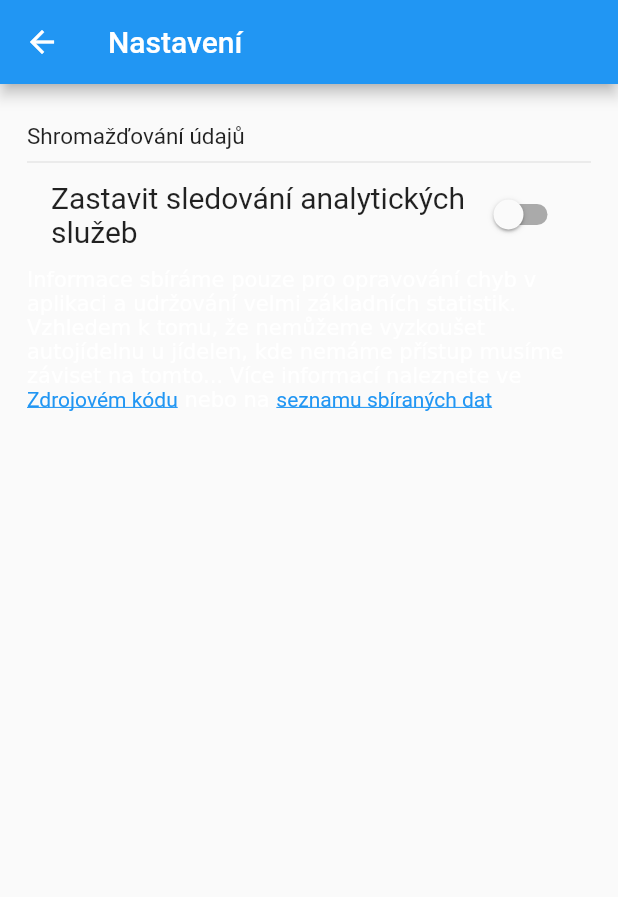
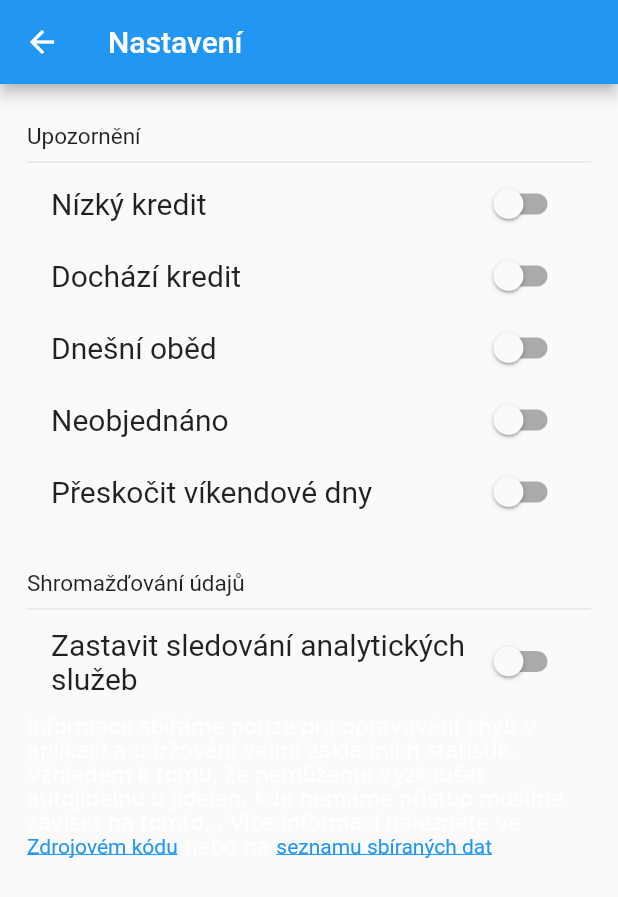
Before and after one commit to App-Elevate/AUT.aplikace-legacy, a Flutter app: the AnalyticSettingsPage screen opened directly, on a phone screen of 412 x 824 dp. Shown: the top 897 px of the screen. Run offline on Flutter 3.47's test engine with Material 2 defaults, Android fonts, the phone set to English and light mode, and no system bars; our stand-ins replace device_info_plus, dio, firebase_analytics, firebase_core, firebase_crashlytics, flutter_secure_storage and 6 more; missing offline and left inert: canteenlib, install_plugin, markdown; accounts and stored records are empty; network calls fail.

Commit message:
more buttons in setting

```diff
--- a/lib/classes_enums/all.dart
+++ b/lib/classes_enums/all.dart
@@ -1,3 +1,5 @@
+import 'package:flutter/foundation.dart';
+
 import './../every_import.dart';
 
 ///enum pro výběr stránky v navigačním menu
@@ -235,3 +237,15 @@ class SwitchAccountVisible {
     visibilityCallback = callback;
   }
 }
+
+class Setting {
+  final String title;
+  final ValueListenable<bool> valueListenable;
+  final ValueChanged<bool> onChanged;
+
+  Setting({
+    required this.title,
+    required this.valueListenable,
+    required this.onChanged,
+  });
+}
--- a/lib/pages/settings.dart
+++ b/lib/pages/settings.dart
@@ -9,9 +9,10 @@ autoObjednávky případné zeptání se na objednání
  */
 
 //TODO: skip weekends while browsing
-//TODO: Notifications: todays food, credit is low, burzacatcher, didnt order for next week, autoBojednavky,
+//TODO: Notifications: todays food, credit is low, burzacatcher, didnt order for next week, autoOjednavky,
 
 import 'package:autojidelna/main.dart';
+import 'package:flutter/foundation.dart';
 import 'package:flutter/gestures.dart';
 
 import './../every_import.dart';
@@ -19,6 +20,75 @@ import './../every_import.dart';
 class AnalyticSettingsPage extends StatelessWidget {
   AnalyticSettingsPage({super.key});
   final ValueNotifier<bool> collectData = ValueNotifier<bool>(false);
+
+  List<Setting> get settings => [
+        Setting(
+          title: 'Nízký kredit',
+          valueListenable: collectData,
+          onChanged: (value) async {
+            collectData.value = value;
+            analyticsEnabledGlobally = !value;
+            if (value) {
+              saveData('disableAnalytics', '1');
+            } else {
+              saveData('disableAnalytics', '');
+            }
+          },
+        ),
+        Setting(
+          title: 'Dochází kredit',
+          valueListenable: collectData,
+          onChanged: (value) async {
+            collectData.value = value;
+            analyticsEnabledGlobally = !value;
+            if (value) {
+              saveData('disableAnalytics', '1');
+            } else {
+              saveData('disableAnalytics', '');
+            }
+          },
+        ),
+        Setting(
+          title: 'Dnešní oběd',
+          valueListenable: collectData,
+          onChanged: (value) async {
+            collectData.value = value;
+            analyticsEnabledGlobally = !value;
+            if (value) {
+              saveData('disableAnalytics', '1');
+            } else {
+              saveData('disableAnalytics', '');
+            }
+          },
+        ),
+        Setting(
+          title: 'Neobjednáno',
+          valueListenable: collectData,
+          onChanged: (value) async {
+            collectData.value = value;
+            analyticsEnabledGlobally = !value;
+            if (value) {
+              saveData('disableAnalytics', '1');
+            } else {
+              saveData('disableAnalytics', '');
+            }
+          },
+        ),
+        Setting(
+          title: 'Přeskočit víkendové dny',
+          valueListenable: collectData,
+          onChanged: (value) async {
+            collectData.value = value;
+            analyticsEnabledGlobally = !value;
+            if (value) {
+              saveData('skipWeekends', '1');
+            } else {
+              saveData('skipWeekends', '');
+            }
+          },
+        ),
+        // Add more settings as needed
+      ];
 
   @override
   Widget build(BuildContext context) {
@@ -40,6 +110,37 @@ class AnalyticSettingsPage extends StatelessWidget {
               child: Column(
                 crossAxisAlignment: CrossAxisAlignment.start,
                 children: [
+                  Padding(
+                    padding: EdgeInsets.all(8),
+                    child: Column(
+                      crossAxisAlignment: CrossAxisAlignment.start,
+                      children: [
+                        const Padding(
+                          padding: EdgeInsets.only(top: 8.0),
+                          child: Text(
+                            'Upozornění',
+                            style: TextStyle(
+                              fontSize: 15,
+                            ),
+                          ),
+                        ),
+                        const Divider(),
+                        ListView.builder(
+                          shrinkWrap: true,
+                          itemCount: settings.length,
+                          itemBuilder: (context, index) {
+                            final setting = settings[index];
+
+                            return generateSettingButtons(
+                              title: setting.title,
+                              valueListenable: setting.valueListenable,
+                              onChanged: setting.onChanged,
+                            );
+                          },
+                        )
+                      ],
+                    ),
+                  ),
                   Padding(
                     padding: const EdgeInsets.all(8),
                     child: Column(
@@ -80,7 +181,8 @@ class AnalyticSettingsPage extends StatelessWidget {
                                   splashRadius: 0,
                                   activeColor: const Color.fromARGB(255, 148, 18, 148),
                                 );
-                                  }),
+                              },
+                            ),
                           ),
                         ),
                         RichText(
@@ -102,7 +204,8 @@ class AnalyticSettingsPage extends StatelessWidget {
                                     String appVersion = packageInfo.version;
                                     launchUrl(Uri.parse('https://github.com/tpkowastaken/autojidelna/blob/v$appVersion'),
                                         mode: LaunchMode.externalApplication);
-                                      }),
+                                  },
+                              ),
                               const TextSpan(
                                 text: ' nebo na ',
                               ),
@@ -120,7 +223,8 @@ class AnalyticSettingsPage extends StatelessWidget {
                                     String appVersion = packageInfo.version;
                                     launchUrl(Uri.parse('https://github.com/tpkowastaken/autojidelna/blob/v$appVersion/listSbiranychDat.md'),
                                         mode: LaunchMode.externalApplication);
-                                      })
+                                  },
+                              )
                             ],
                           ),
                         )
@@ -134,6 +238,37 @@ class AnalyticSettingsPage extends StatelessWidget {
         } else {
           return const SizedBox();
         }
-        });
+      },
+    );
+  }
+
+  Widget generateSettingButtons({
+    required String title,
+    required ValueListenable<bool> valueListenable,
+    required ValueChanged<bool> onChanged,
+  }) {
+    return SizedBox(
+      child: Padding(
+        padding: const EdgeInsets.fromLTRB(0, 0, 0, 8),
+        child: ListTile(
+          visualDensity: const VisualDensity(horizontal: -4, vertical: -4),
+          title: Text(
+            title,
+            style: const TextStyle(fontSize: 20),
+          ),
+          trailing: ValueListenableBuilder(
+            valueListenable: valueListenable,
+            builder: (context, value, child) {
+              return Switch.adaptive(
+                value: value,
+                onChanged: onChanged,
+                splashRadius: 0,
+                activeColor: const Color.fromARGB(255, 148, 18, 148),
+              );
+            },
+          ),
+        ),
+      ),
+    );
   }
 }
```
Lines whose indentation alone changed are shown as unchanged.
